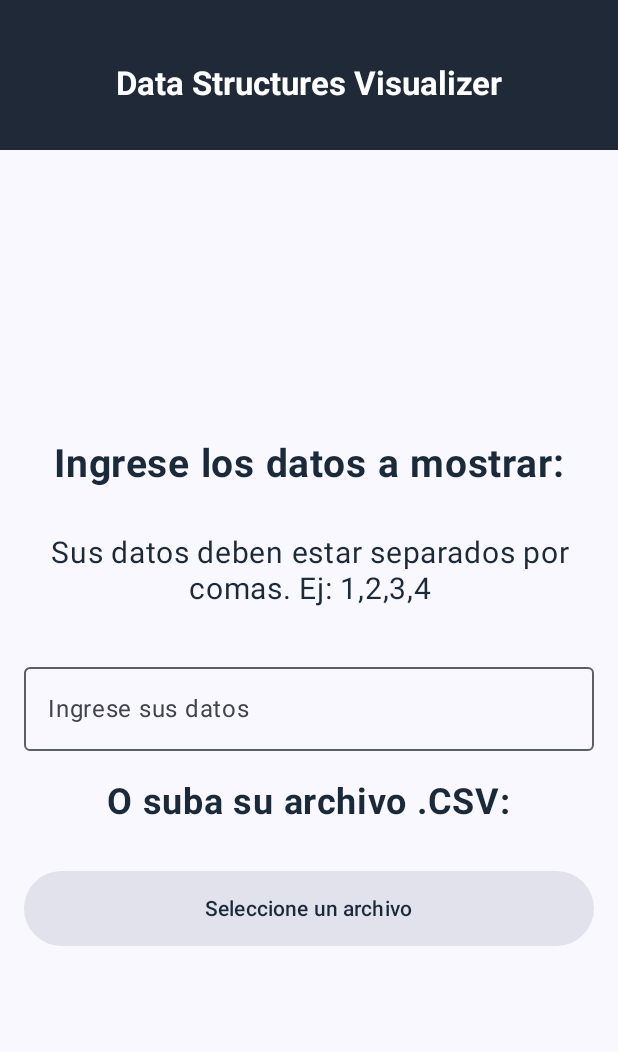
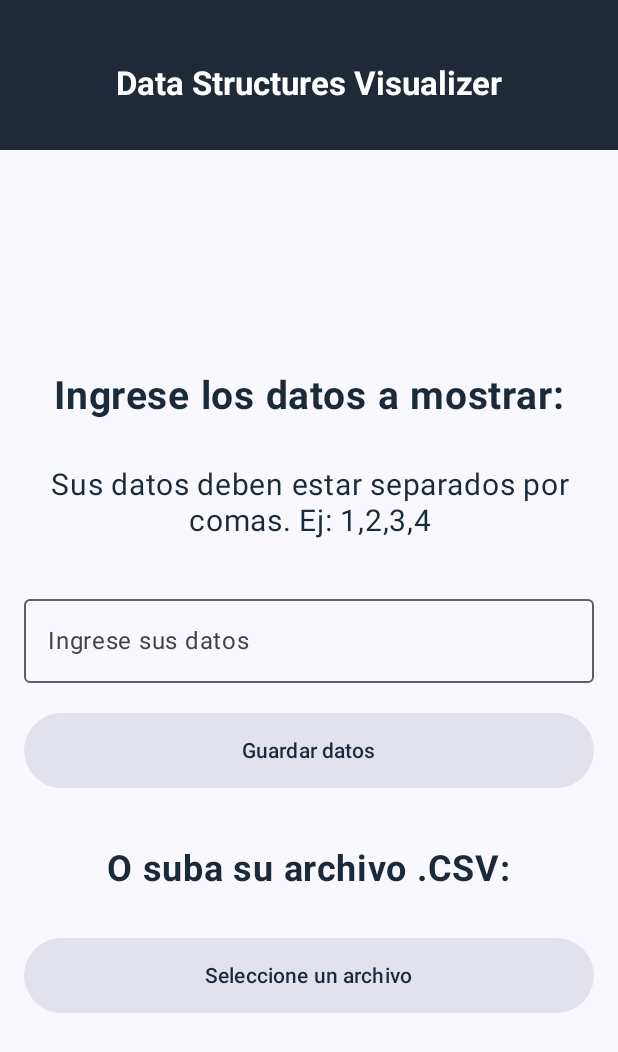
Before and after one commit to AscencioSIUU/DataStructureVisualizer-, an Android app built with Jetpack Compose: the writeData screen opened through its navigation route, on a phone screen of 412 x 824 dp. Shown: the top 1052 px of the screen. Run offline under Robolectric (Android 15) with nearby library versions, the phone set to English and light mode, and no system bars; network calls fail.

Commit message:
Se agrego el guardar datos como lista

```diff
--- a/app/src/main/java/com/example/datastructurevisualizerapp/screens/writeData.kt
+++ b/app/src/main/java/com/example/datastructurevisualizerapp/screens/writeData.kt
@@ -18,6 +18,10 @@ import androidx.compose.material3.OutlinedTextField
 import androidx.compose.material3.Text
 import androidx.compose.material3.TextField
 import androidx.compose.runtime.Composable
+import androidx.compose.runtime.getValue
+import androidx.compose.runtime.mutableStateOf
+import androidx.compose.runtime.remember
+import androidx.compose.runtime.setValue
 import androidx.compose.ui.Alignment
 import androidx.compose.ui.Modifier
 import androidx.compose.ui.graphics.Color
@@ -33,6 +37,10 @@ import androidx.navigation.NavController
 
 @Composable
 fun WriteData(navController: NavController){
+    // Estado para almacenar el valor ingresado en el campo de texto
+    var textInput by remember { mutableStateOf("") }
+    var numberList by remember { mutableStateOf<List<Int>>(emptyList()) }
+
     Column (
         modifier = Modifier.fillMaxSize().padding(16.dp),
         verticalArrangement = Arrangement.Center,
@@ -57,16 +65,40 @@ fun WriteData(navController: NavController){
             textAlign = TextAlign.Center,
             color = Color(0xFF1A2A3A)
         )
-        //Ingreso de datos
+        // Ingreso de datos
         OutlinedTextField(
-            value = "",
-            onValueChange = {},
+            value = textInput,
+            onValueChange = { textInput = it },
             label = { Text("Ingrese sus datos") },
             singleLine = true,
             modifier = Modifier.fillMaxWidth()
         )
         Spacer(modifier = Modifier.height(20.dp))
-        // Titulo 2
+        // Botón para procesar los datos ingresados
+        Button(
+            onClick = {
+                // Procesar el texto ingresado y convertirlo a una lista de números
+                numberList = textInput.split(",").mapNotNull { it.trim().toIntOrNull() }
+            },
+            modifier = Modifier
+                .fillMaxWidth()
+                .height(50.dp),
+            colors = ButtonDefaults.buttonColors(containerColor = MaterialTheme.colorScheme.surfaceVariant)
+        ) {
+            Text("Guardar datos", color = Color(0xFF1A2A3A))
+        }
+        Spacer(modifier = Modifier.height(20.dp))
+        // Mostrar la lista de números guardada
+        if (numberList.isNotEmpty()) {
+            Text(
+                text = "Datos guardados: ${numberList.joinToString(", ")}",
+                fontSize = 18.sp,
+                fontWeight = FontWeight.Normal,
+                color = Color(0xFF1A2A3A)
+            )
+        }
+        Spacer(modifier = Modifier.height(20.dp))
+        // Titulo para la opción de subir archivo
         Text(
             text = "O suba su archivo .CSV:",
             fontSize = 24.sp,
@@ -75,12 +107,11 @@ fun WriteData(navController: NavController){
             color = Color(0xFF1A2A3A)
         )
         Button(
-            onClick = { /* Implementar logica */ },
+            onClick = { /* Implementar lógica de carga de archivo */ },
             modifier = Modifier
                 .fillMaxWidth()
                 .height(50.dp),
-            colors = ButtonDefaults.buttonColors(containerColor = MaterialTheme.colorScheme.surfaceVariant),
-            contentPadding = PaddingValues(horizontal = 16.dp)
+            colors = ButtonDefaults.buttonColors(containerColor = MaterialTheme.colorScheme.surfaceVariant)
         ) {
             Text("Seleccione un archivo", color = Color(0xFF1A2A3A))
         }
```
